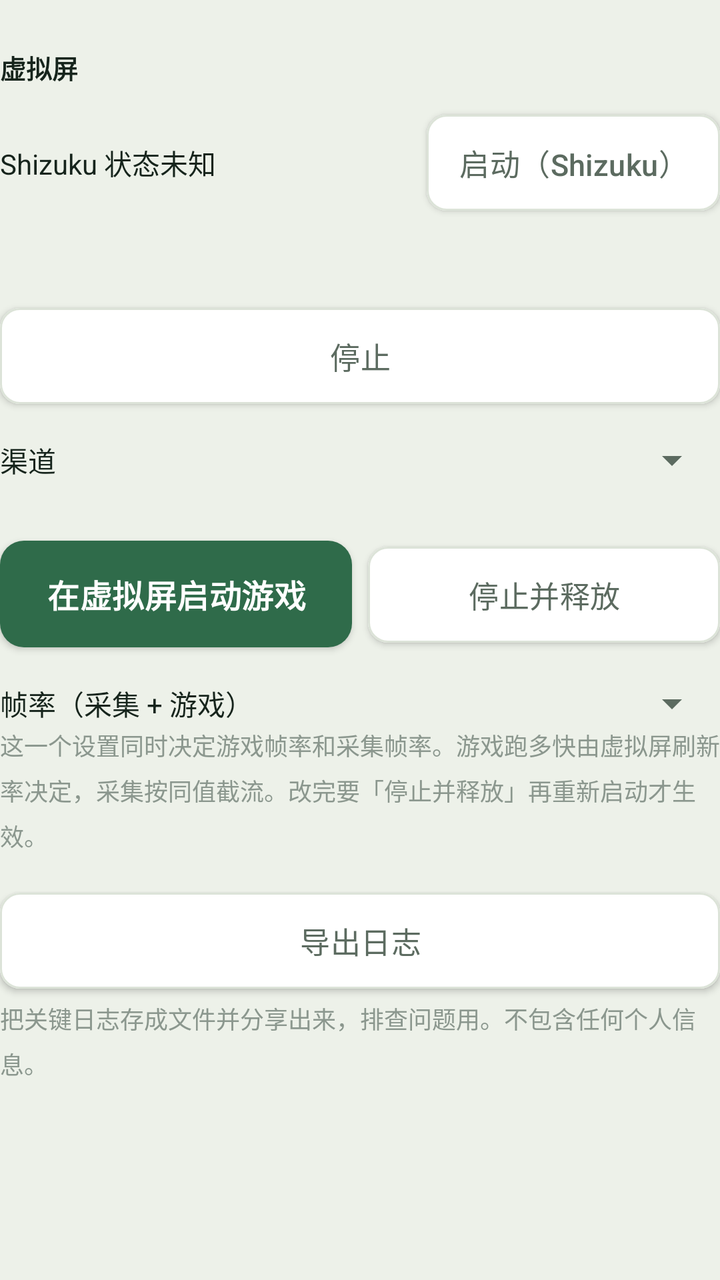
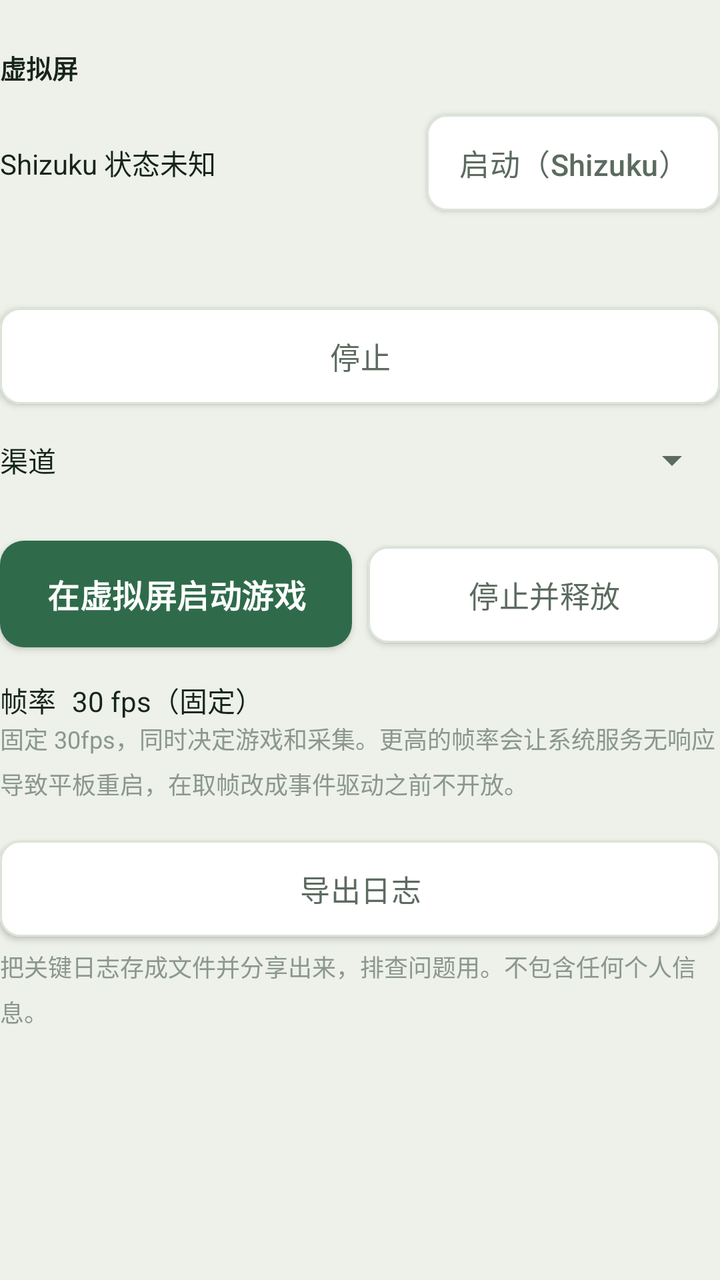

The first picture is an Android layout as it rendered before a commit; the second is the same layout after the commit. The layout source and the unified diff follow.
<!-- AndroidManifest.xml: application theme Theme.Pvz2Auto -->
<!-- res/layout/page_screen.xml -->
<?xml version="1.0" encoding="utf-8"?>
<ScrollView xmlns:android="http://schemas.android.com/apk/res/android"
    android:layout_width="match_parent"
    android:layout_height="match_parent"
    android:fillViewport="true">

    <LinearLayout
        android:layout_width="match_parent"
        android:layout_height="wrap_content"
        android:orientation="vertical"
        android:paddingBottom="16dp">

        <TextView
            style="@style/Text.Section"
            android:layout_width="wrap_content"
            android:layout_height="wrap_content"
            android:text="@string/page_screen_title" />

        
        <LinearLayout
            android:layout_width="match_parent"
            android:layout_height="wrap_content"
            android:layout_marginTop="8dp"
            android:gravity="center_vertical"
            android:orientation="horizontal">

            <TextView
                android:id="@+id/tvShizukuState"
                style="@style/Text.Body"
                android:layout_width="0dp"
                android:layout_height="wrap_content"
                android:layout_weight="1"
                android:text="@string/shizuku_unknown" />

            <com.google.android.material.button.MaterialButton
                android:id="@+id/btnStartShizuku"
                style="@style/AppButton.Outline"
                android:layout_width="wrap_content"
                android:layout_height="wrap_content"
                android:text="@string/btn_start_shizuku" />
        </LinearLayout>

        <TextView
            android:id="@+id/tvStatus"
            style="@style/Text.Hint"
            android:layout_width="match_parent"
            android:layout_height="wrap_content"
            android:text="" />

        <TextView
            android:id="@+id/tvProgress"
            style="@style/Text.Hint"
            android:layout_width="match_parent"
            android:layout_height="wrap_content"
            android:text="" />

        
        <com.google.android.material.button.MaterialButton
            android:id="@+id/btnStop"
            style="@style/AppButton.Outline"
            android:layout_width="match_parent"
            android:layout_height="wrap_content"
            android:layout_marginTop="4dp"
            android:text="@string/btn_stop" />

        
        <LinearLayout
            android:layout_width="match_parent"
            android:layout_height="wrap_content"
            android:layout_marginTop="10dp"
            android:gravity="center_vertical"
            android:orientation="horizontal">

            <TextView
                style="@style/Text.Body"
                android:layout_width="wrap_content"
                android:layout_height="wrap_content"
                android:text="@string/label_channel" />

            <Spinner
                android:id="@+id/spChannel"
                android:layout_width="0dp"
                android:layout_height="wrap_content"
                android:layout_marginStart="8dp"
                android:layout_weight="1" />
        </LinearLayout>

        <EditText
            android:id="@+id/etCustomPackage"
            style="@style/Text.Body"
            android:layout_width="match_parent"
            android:layout_height="wrap_content"
            android:hint="@string/hint_custom_package"
            android:inputType="text"
            android:singleLine="true"
            android:visibility="gone" />

        <TextView
            android:id="@+id/tvChannelHint"
            style="@style/Text.Hint"
            android:layout_width="match_parent"
            android:layout_height="wrap_content"
            android:text="" />

        <LinearLayout
            android:layout_width="match_parent"
            android:layout_height="wrap_content"
            android:layout_marginTop="6dp"
            android:orientation="horizontal">

            <com.google.android.material.button.MaterialButton
                android:id="@+id/btnVdStart"
                style="@style/AppButton.Primary"
                android:layout_width="0dp"
                android:layout_height="wrap_content"
                android:layout_weight="1"
                android:text="@string/btn_vd_start" />

            <com.google.android.material.button.MaterialButton
                android:id="@+id/btnVdStop"
                style="@style/AppButton.Outline"
                android:layout_width="0dp"
                android:layout_height="wrap_content"
                android:layout_marginStart="8dp"
                android:layout_weight="1"
                android:text="@string/btn_vd_stop" />
        </LinearLayout>

        
        <LinearLayout
            android:layout_width="match_parent"
            android:layout_height="wrap_content"
            android:layout_marginTop="10dp"
            android:gravity="center_vertical"
            android:orientation="horizontal">

            <TextView
                style="@style/Text.Body"
                android:layout_width="wrap_content"
                android:layout_height="wrap_content"
                android:text="@string/label_game_fps" />

            <Spinner
                android:id="@+id/spGameFps"
                android:layout_width="0dp"
                android:layout_height="wrap_content"
                android:layout_marginStart="8dp"
                android:layout_weight="1" />
        </LinearLayout>

        <TextView
            style="@style/Text.Hint"
            android:layout_width="match_parent"
            android:layout_height="wrap_content"
            android:text="@string/hint_game_fps" />

        
        <com.google.android.material.button.MaterialButton
            android:id="@+id/btnExportLog"
            style="@style/AppButton.Outline"
            android:layout_width="match_parent"
            android:layout_height="wrap_content"
            android:layout_marginTop="14dp"
            android:text="@string/btn_export_log" />

        <TextView
            android:id="@+id/tvLogHint"
            style="@style/Text.Hint"
            android:layout_width="match_parent"
            android:layout_height="wrap_content"
            android:text="@string/hint_export_log" />

    </LinearLayout>
</ScrollView>
<!-- resources referenced by this layout -->
<resources>
  <string name="btn_export_log">导出日志</string>
  <string name="btn_start_shizuku">启动（Shizuku）</string>
  <string name="btn_stop">停止</string>
  <string name="btn_vd_start">在虚拟屏启动游戏</string>
  <string name="btn_vd_stop">停止并释放</string>
  <string name="hint_custom_package">输入包名，例如 com.popcap.pvz2cthdop</string>
  <string name="hint_export_log">把关键日志存成文件并分享出来，排查问题用。不包含任何个人信息。</string>
  <string name="hint_game_fps">这一个设置同时决定游戏帧率和采集帧率。游戏跑多快由虚拟屏刷新率决定，采集按同值截流。改完要「停止并释放」再重新启动才生效。</string>
  <string name="label_channel">渠道</string>
  <string name="label_game_fps">帧率（采集 + 游戏）</string>
  <string name="page_screen_title">虚拟屏</string>
  <string name="shizuku_unknown">Shizuku 状态未知</string>
  <style name="AppButton.Outline">
          <item name="backgroundTint">@color/surface</item>
          <item name="android:textColor">@color/ink_muted</item>
          <item name="strokeColor">@color/hairline</item>
          <item name="strokeWidth">1dp</item>
          <item name="rippleColor">@color/lawn_tint</item>
      </style>
  <style name="AppButton.Primary">
          <item name="android:textSize">16sp</item>
          <item name="android:textStyle">bold</item>
          <item name="android:paddingTop">15dp</item>
          <item name="android:paddingBottom">15dp</item>
          <item name="backgroundTint">@color/lawn</item>
          <item name="android:textColor">@color/on_lawn</item>
          <item name="rippleColor">@color/lawn_pressed</item>
          <item name="cornerRadius">12dp</item>
      </style>
  <style name="Text.Body">
          <item name="android:textSize">14sp</item>
      </style>
  <style name="Text.Hint">
          <item name="android:layout_width">match_parent</item>
          <item name="android:textSize">12sp</item>
          <item name="android:textColor">@color/ink_faint</item>
          <item name="android:lineSpacingMultiplier">1.3</item>
      </style>
  <style name="Text.Section">
          <item name="android:layout_width">match_parent</item>
          <item name="android:textSize">13sp</item>
          <item name="android:textStyle">bold</item>
          <item name="android:layout_marginTop">24dp</item>
      </style>
  <style name="Theme.Pvz2Auto" parent="Theme.MaterialComponents.Light.NoActionBar">
          <item name="colorPrimary">@color/lawn</item>
          <item name="colorPrimaryVariant">@color/lawn_pressed</item>
          <item name="colorOnPrimary">@color/on_lawn</item>
          <item name="colorSecondary">@color/sun</item>
          <item name="colorOnSecondary">@color/ink</item>
          <item name="colorSurface">@color/surface</item>
          <item name="colorOnSurface">@color/ink</item>
          <item name="android:colorBackground">@color/paper</item>
          <item name="android:textColorPrimary">@color/ink</item>
          <item name="android:textColorSecondary">@color/ink_muted</item>
          
          <item name="android:statusBarColor">@color/paper</item>
          <item name="android:windowLightStatusBar">true</item>
          <item name="android:navigationBarColor">@color/paper</item>
      </style>
  <color name="surface">#FFFFFF</color>
  <color name="ink_muted">#5C6B60</color>
  <color name="hairline">#DCE3D8</color>
  <color name="lawn_tint">#E4EDE7</color>
  <color name="lawn">#2F6B4A</color>
  <color name="on_lawn">#FFFFFF</color>
  <color name="lawn_pressed">#245539</color>
  <color name="ink_faint">#8B978E</color>
  <color name="sun">#C8871F</color>
  <color name="ink">#16241C</color>
  <color name="paper">#EDF1E9</color>
</resources>

<!-- the commit's change to res/layout/page_screen.xml (unified diff, before → after) -->
@@ -140,12 +140,14 @@
                 android:layout_height="wrap_content"
                 android:text="@string/label_game_fps" />
 
-            <Spinner
-                android:id="@+id/spGameFps"
+            <TextView
+                android:id="@+id/tvGameFps"
+                style="@style/Text.Body"
                 android:layout_width="0dp"
                 android:layout_height="wrap_content"
                 android:layout_marginStart="8dp"
-                android:layout_weight="1" />
+                android:layout_weight="1"
+                android:text="@string/label_game_fps_fixed" />
         </LinearLayout>
 
         <TextView
<!-- resource entries referenced after the edit -->
@@ -7,9 +7,10 @@
   <string name="btn_vd_stop">停止并释放</string>
   <string name="hint_custom_package">输入包名，例如 com.popcap.pvz2cthdop</string>
   <string name="hint_export_log">把关键日志存成文件并分享出来，排查问题用。不包含任何个人信息。</string>
-  <string name="hint_game_fps">这一个设置同时决定游戏帧率和采集帧率。游戏跑多快由虚拟屏刷新率决定，采集按同值截流。改完要「停止并释放」再重新启动才生效。</string>
+  <string name="hint_game_fps">固定 30fps，同时决定游戏和采集。更高的帧率会让系统服务无响应导致平板重启，在取帧改成事件驱动之前不开放。</string>
   <string name="label_channel">渠道</string>
-  <string name="label_game_fps">帧率（采集 + 游戏）</string>
+  <string name="label_game_fps">帧率</string>
+  <string name="label_game_fps_fixed">30 fps（固定）</string>
   <string name="page_screen_title">虚拟屏</string>
   <string name="shizuku_unknown">Shizuku 状态未知</string>
   <style name="AppButton.Outline">
